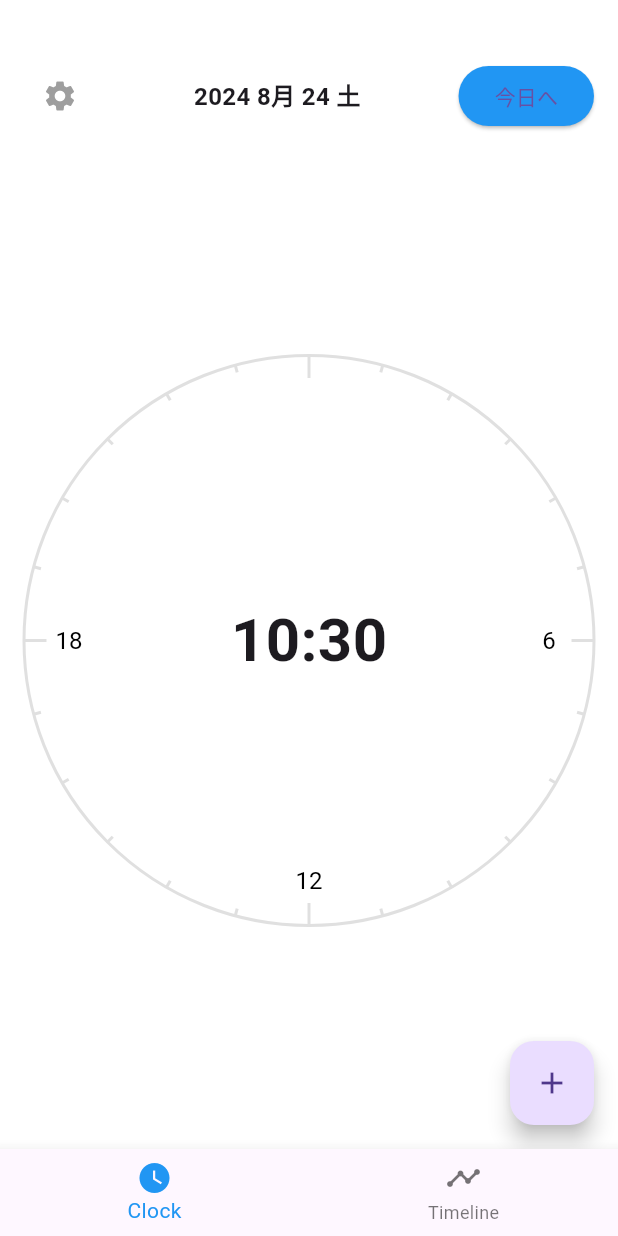
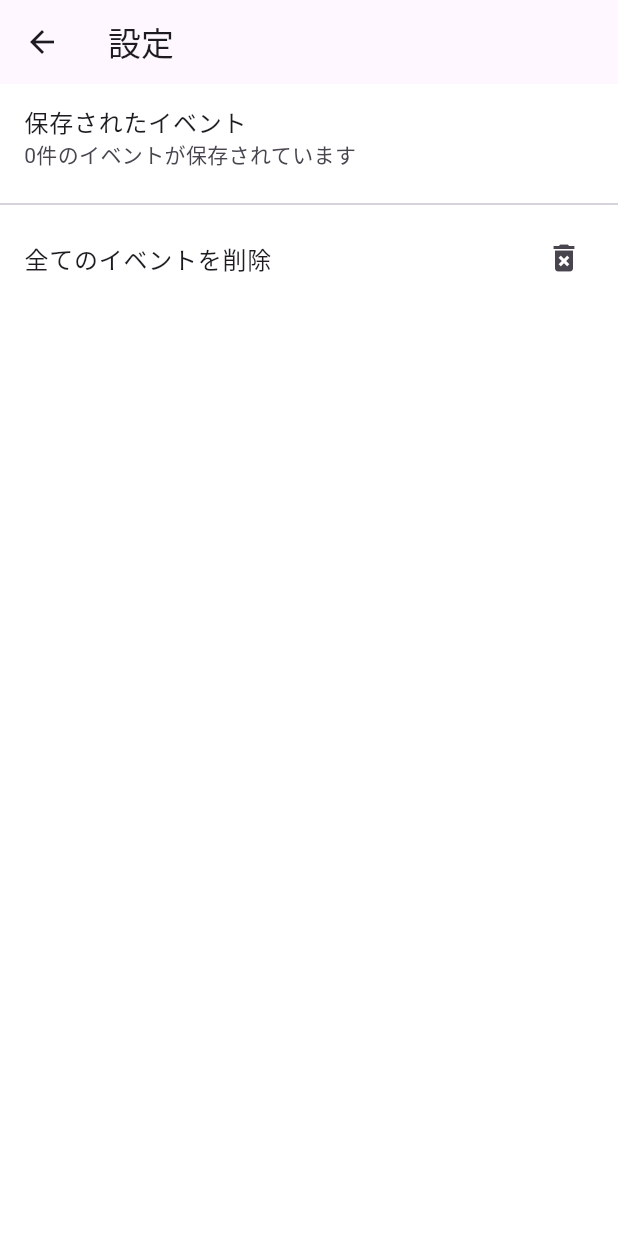
Before and after one commit to fukai0116/spajam2024, a Flutter app: the screen it shows after launch, after a tap on the "settings" icon, on a phone screen of 412 x 824 dp. Run offline on Flutter 3.47's test engine with Material 3 defaults, Android fonts, the phone set to English and light mode, and no system bars; our stand-ins replace shared_preferences.

Commit message:
保存したデータを設定ボタンで見れるように追加

```diff
--- a/lib/event_storage_service.dart
+++ b/lib/event_storage_service.dart
@@ -38,4 +38,9 @@ class EventStorageService {
       await prefs.setString(_keyEvents, jsonEncode(events.map((e) => e.toJson()).toList()));
     }
   }
+
+  Future<void> deleteAllEvents() async {
+    final prefs = await SharedPreferences.getInstance();
+    await prefs.remove(_keyEvents);
+  }
 }
--- a/lib/main.dart
+++ b/lib/main.dart
@@ -4,6 +4,7 @@ import 'package:intl/date_symbol_data_local.dart';
 import 'dart:math';
 import 'input.dart';
 import 'timeline.dart';
+import 'settings.dart';  // 新しく追加
 
 void main() async {
   WidgetsFlutterBinding.ensureInitialized();
@@ -118,7 +119,10 @@ class _ClockScreenState extends State<ClockScreen> {
           IconButton(
             icon: Icon(Icons.settings, color: Colors.grey),
             onPressed: () {
-              // 設定機能の実装
+              Navigator.push(
+                context,
+                MaterialPageRoute(builder: (context) => SettingsScreen()),
+              );
             },
           ),
           Text(
--- /dev/null
+++ b/lib/settings.dart
@@ -0,0 +1,83 @@
+import 'package:flutter/material.dart';
+import 'event_storage_service.dart';
+import 'event.dart';
+
+class SettingsScreen extends StatefulWidget {
+  @override
+  _SettingsScreenState createState() => _SettingsScreenState();
+}
+
+class _SettingsScreenState extends State<SettingsScreen> {
+  final EventStorageService _storageService = EventStorageService();
+  List<Event> _events = [];
+
+  @override
+  void initState() {
+    super.initState();
+    _loadEvents();
+  }
+
+  Future<void> _loadEvents() async {
+    final events = await _storageService.getEvents();
+    setState(() {
+      _events = events;
+    });
+  }
+
+  @override
+  Widget build(BuildContext context) {
+    return Scaffold(
+      appBar: AppBar(
+        title: Text('設定'),
+      ),
+      body: ListView(
+        children: [
+          ListTile(
+            title: Text('保存されたイベント'),
+            subtitle: Text('${_events.length}件のイベントが保存されています'),
+          ),
+          Divider(),
+          ..._events.map((event) => ListTile(
+                title: Text(event.name),
+                subtitle: Text('${event.date.toString()} ${event.startTime.format(context)} - ${event.endTime.format(context)}'),
+                trailing: IconButton(
+                  icon: Icon(Icons.delete),
+                  onPressed: () async {
+                    await _storageService.deleteEvent(event.id);
+                    _loadEvents();
+                  },
+                ),
+              )),
+          ListTile(
+            title: Text('全てのイベントを削除'),
+            trailing: Icon(Icons.delete_forever),
+            onTap: () async {
+              final confirmed = await showDialog<bool>(
+                context: context,
+                builder: (context) => AlertDialog(
+                  title: Text('確認'),
+                  content: Text('全てのイベントを削除しますか？'),
+                  actions: [
+                    TextButton(
+                      child: Text('キャンセル'),
+                      onPressed: () => Navigator.of(context).pop(false),
+                    ),
+                    TextButton(
+                      child: Text('削除'),
+                      onPressed: () => Navigator.of(context).pop(true),
+                    ),
+                  ],
+                ),
+              );
+
+              if (confirmed == true) {
+                await _storageService.deleteAllEvents();
+                _loadEvents();
+              }
+            },
+          ),
+        ],
+      ),
+    );
+  }
+}
```
